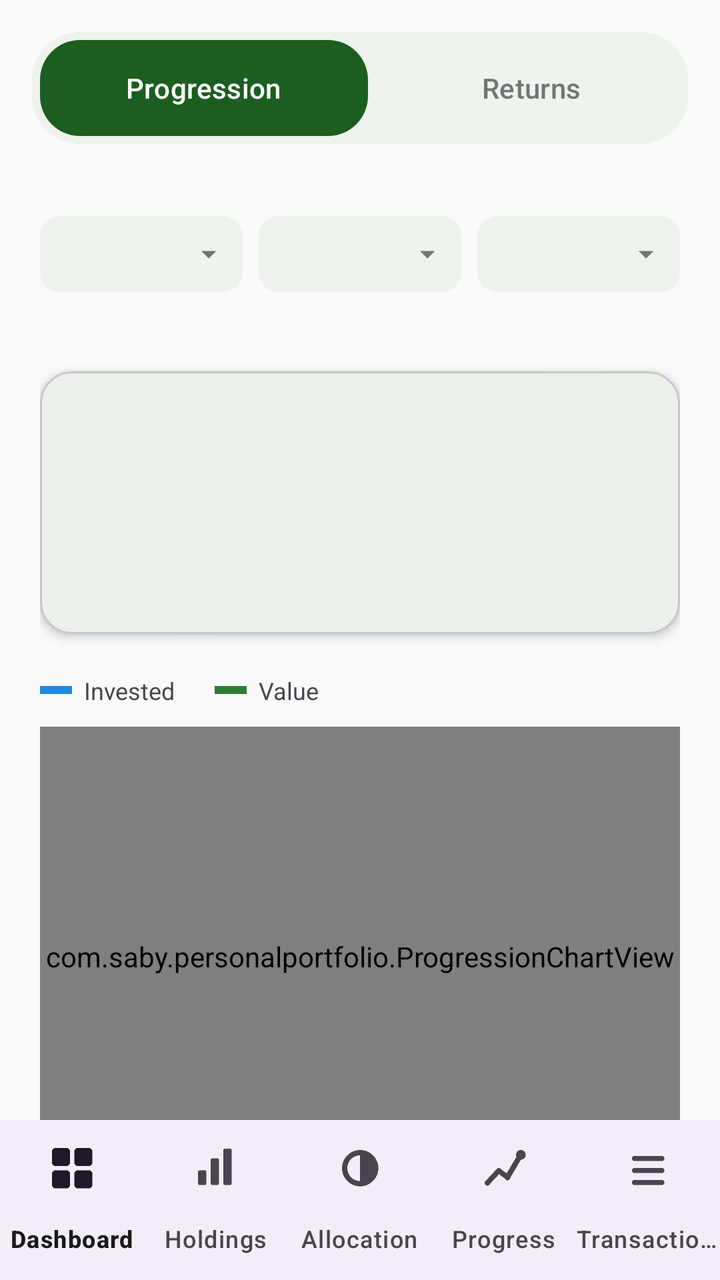
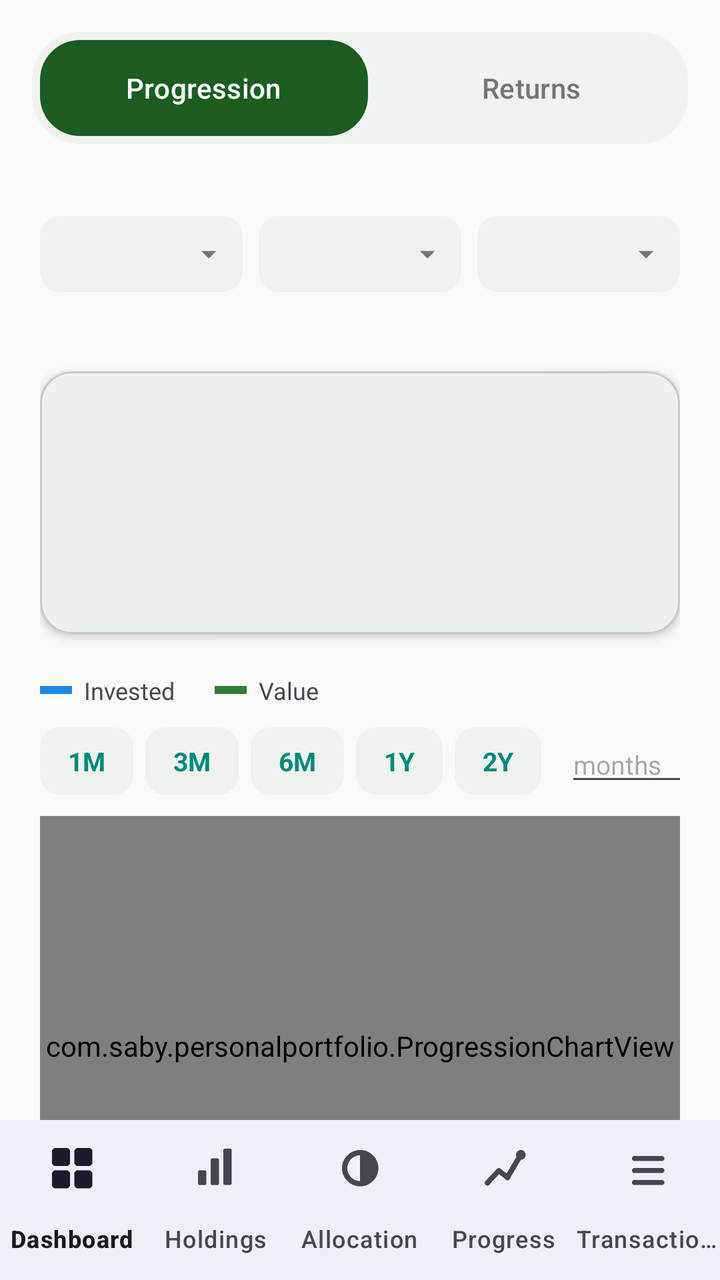

The first picture is an Android layout as it rendered before a commit; the second is the same layout after the commit. The layout source and the unified diff follow.
<!-- AndroidManifest.xml: application theme Theme.PersonalPortfolio -->
<!-- res/layout/activity_progression.xml -->
<?xml version="1.0" encoding="utf-8"?>
<LinearLayout xmlns:android="http://schemas.android.com/apk/res/android"
    xmlns:app="http://schemas.android.com/apk/res-auto"
    android:layout_width="match_parent"
    android:layout_height="match_parent"
    android:orientation="vertical">

    
    <com.google.android.material.tabs.TabLayout
        android:id="@+id/progressionSectionTabLayout"
        android:layout_width="match_parent"
        android:layout_height="wrap_content"
        android:layout_margin="16dp"
        android:layout_marginBottom="0dp"
        android:background="@drawable/tab_bar_background"
        android:padding="4dp"
        app:tabBackground="@android:color/transparent"
        app:tabIndicator="@drawable/tab_indicator_pill"
        app:tabIndicatorAnimationMode="elastic"
        app:tabIndicatorFullWidth="true"
        app:tabIndicatorGravity="stretch"
        app:tabIndicatorColor="@color/colorPrimary"
        app:tabRippleColor="@null"
        app:tabPaddingTop="6dp"
        app:tabPaddingBottom="6dp"
        app:tabTextColor="@color/colorNeutral"
        app:tabSelectedTextColor="@color/colorOnPrimary"
        app:tabMode="fixed"
        app:tabGravity="fill">

        <com.google.android.material.tabs.TabItem
            android:layout_width="wrap_content"
            android:layout_height="wrap_content"
            android:text="Progression" />

        <com.google.android.material.tabs.TabItem
            android:layout_width="wrap_content"
            android:layout_height="wrap_content"
            android:text="Returns" />

    </com.google.android.material.tabs.TabLayout>

    <androidx.core.widget.NestedScrollView
        android:layout_width="match_parent"
        android:layout_height="0dp"
        android:layout_weight="1"
        android:fillViewport="true">

        <LinearLayout
            android:layout_width="match_parent"
            android:layout_height="wrap_content"
            android:orientation="vertical"
            android:padding="20dp">

            
            <LinearLayout
                android:layout_width="match_parent"
                android:layout_height="wrap_content"
                android:orientation="horizontal">

                <TextView
                    android:id="@+id/progressionMemberTab"
                    style="@style/ProgressionDropdownTab"
                    android:layout_width="0dp"
                    android:layout_weight="1" />

                <TextView
                    android:id="@+id/progressionAxisTab"
                    style="@style/ProgressionDropdownTab"
                    android:layout_width="0dp"
                    android:layout_weight="1"
                    android:layout_marginStart="8dp" />

                <TextView
                    android:id="@+id/progressionCurrencyTab"
                    style="@style/ProgressionDropdownTab"
                    android:layout_width="0dp"
                    android:layout_weight="1"
                    android:layout_marginStart="8dp" />

            </LinearLayout>

            <TextView
                android:id="@+id/progressionStatusText"
                android:layout_width="match_parent"
                android:layout_height="wrap_content"
                android:layout_marginTop="10dp"
                android:textSize="13sp"
                android:textColor="@color/colorNeutral" />

            
            <include
                android:id="@+id/progressionStatsCard"
                layout="@layout/include_stats_card"
                android:layout_width="match_parent"
                android:layout_height="wrap_content"
                android:layout_marginTop="12dp" />

            
            <LinearLayout
                android:layout_width="match_parent"
                android:layout_height="wrap_content"
                android:layout_marginTop="20dp"
                android:orientation="horizontal"
                android:gravity="center_vertical">

                <View
                    android:layout_width="16dp"
                    android:layout_height="4dp"
                    android:background="@color/colorProgressionInvested" />

                <TextView
                    android:layout_width="wrap_content"
                    android:layout_height="wrap_content"
                    android:layout_marginStart="6dp"
                    android:text="Invested"
                    android:textSize="12sp" />

                <View
                    android:layout_width="16dp"
                    android:layout_height="4dp"
                    android:layout_marginStart="20dp"
                    android:background="@color/colorGain" />

                <TextView
                    android:layout_width="wrap_content"
                    android:layout_height="wrap_content"
                    android:layout_marginStart="6dp"
                    android:text="Value"
                    android:textSize="12sp" />

                <TextView
                    android:id="@+id/progressionResetZoomButton"
                    android:layout_width="0dp"
                    android:layout_height="wrap_content"
                    android:layout_weight="1"
                    android:gravity="end"
                    android:text="Reset zoom ↺"
                    android:textSize="12sp"
                    android:textStyle="bold"
                    android:textColor="?attr/colorPrimary"
                    android:padding="4dp"
                    android:visibility="gone"
                    android:background="?attr/selectableItemBackground" />

            </LinearLayout>

            <com.saby.personalportfolio.ProgressionChartView
                android:id="@+id/progressionChart"
                android:layout_width="match_parent"
                android:layout_height="230dp"
                android:layout_marginTop="10dp" />

            <TextView
                android:layout_width="match_parent"
                android:layout_height="wrap_content"
                android:layout_marginTop="4dp"
                android:text="Pinch to zoom (past ~6 months shows real daily detail) · drag to pan once zoomed · double-tap to reset"
                android:textSize="11sp"
                android:gravity="center"
                android:textColor="@color/colorNeutral" />

            
            <SeekBar
                android:id="@+id/progressionSeekBar"
                android:layout_width="match_parent"
                android:layout_height="wrap_content"
                android:layout_marginTop="4dp"
                android:paddingTop="10dp"
                android:paddingBottom="10dp"
                android:progressDrawable="@drawable/progression_seekbar_track"
                android:thumb="@drawable/progression_seekbar_thumb"
                android:splitTrack="false" />

        </LinearLayout>

    </androidx.core.widget.NestedScrollView>

    <com.google.android.material.bottomnavigation.BottomNavigationView
        android:id="@+id/bottomNav"
        android:layout_width="match_parent"
        android:layout_height="wrap_content"
        app:menu="@menu/bottom_nav_menu"
        app:labelVisibilityMode="labeled" />

</LinearLayout>
<!-- res/layout/include_stats_card.xml (included above) -->
<?xml version="1.0" encoding="utf-8"?>
<com.google.android.material.card.MaterialCardView xmlns:android="http://schemas.android.com/apk/res/android"
    xmlns:app="http://schemas.android.com/apk/res-auto"
    android:layout_width="match_parent"
    android:layout_height="wrap_content"
    app:cardCornerRadius="16dp"
    app:cardElevation="3dp">

    <LinearLayout
        android:layout_width="match_parent"
        android:layout_height="wrap_content"
        android:orientation="vertical"
        android:padding="20dp">

        <TextView
            android:id="@+id/statsCardDate"
            android:layout_width="match_parent"
            android:layout_height="wrap_content"
            android:textSize="14sp"
            android:textColor="@color/colorNeutral"
            android:textStyle="bold"
            android:visibility="gone" />

        <TextView
            android:id="@+id/statsCardValue"
            android:layout_width="match_parent"
            android:layout_height="wrap_content"
            android:layout_marginTop="4dp"
            android:textSize="28sp"
            android:textStyle="bold" />

        <TextView
            android:id="@+id/statsCardGain"
            android:layout_width="match_parent"
            android:layout_height="wrap_content"
            android:layout_marginTop="8dp"
            android:textSize="15sp"
            android:textStyle="bold" />

        
        <LinearLayout
            android:id="@+id/statsCardPeriodGainsRow"
            android:layout_width="match_parent"
            android:layout_height="wrap_content"
            android:layout_marginTop="10dp"
            android:orientation="horizontal"
            android:visibility="gone">

            <LinearLayout
                android:id="@+id/statsCardPeriodGainDayChip"
                android:layout_width="0dp"
                android:layout_height="wrap_content"
                android:layout_weight="1"
                android:layout_marginEnd="6dp"
                android:orientation="vertical"
                android:gravity="center"
                android:padding="8dp"
                android:background="@drawable/bg_period_gain_chip"
                android:clickable="true"
                android:focusable="true">

                <TextView
                    android:layout_width="wrap_content"
                    android:layout_height="wrap_content"
                    android:text="Day"
                    android:textSize="11sp"
                    android:textColor="@color/colorNeutral" />

                <TextView
                    android:id="@+id/statsCardPeriodGainDayAmount"
                    android:layout_width="wrap_content"
                    android:layout_height="wrap_content"
                    android:layout_marginTop="2dp"
                    android:textSize="13sp"
                    android:textStyle="bold" />

                <TextView
                    android:id="@+id/statsCardPeriodGainDayPercent"
                    android:layout_width="wrap_content"
                    android:layout_height="wrap_content"
                    android:textSize="11sp" />

            </LinearLayout>

            <LinearLayout
                android:id="@+id/statsCardPeriodGainYearChip"
                android:layout_width="0dp"
                android:layout_height="wrap_content"
                android:layout_weight="1"
                android:layout_marginEnd="6dp"
                android:orientation="vertical"
                android:gravity="center"
                android:padding="8dp"
                android:background="@drawable/bg_period_gain_chip"
                android:clickable="true"
                android:focusable="true">

                <TextView
                    android:layout_width="wrap_content"
                    android:layout_height="wrap_content"
                    android:text="1 year"
                    android:textSize="11sp"
                    android:textColor="@color/colorNeutral" />

                <TextView
                    android:id="@+id/statsCardPeriodGainYearAmount"
                    android:layout_width="wrap_content"
                    android:layout_height="wrap_content"
                    android:layout_marginTop="2dp"
                    android:textSize="13sp"
                    android:textStyle="bold" />

                <TextView
                    android:id="@+id/statsCardPeriodGainYearPercent"
                    android:layout_width="wrap_content"
                    android:layout_height="wrap_content"
                    android:textSize="11sp" />

            </LinearLayout>

            <LinearLayout
                android:id="@+id/statsCardPeriodGainCalendarYearChip"
                android:layout_width="0dp"
                android:layout_height="wrap_content"
                android:layout_weight="1"
                android:orientation="vertical"
                android:gravity="center"
                android:padding="8dp"
                android:background="@drawable/bg_period_gain_chip"
                android:clickable="true"
                android:focusable="true">

                <TextView
                    android:layout_width="wrap_content"
                    android:layout_height="wrap_content"
                    android:text="Calendar year"
                    android:textSize="11sp"
                    android:textColor="@color/colorNeutral" />

                <TextView
                    android:id="@+id/statsCardPeriodGainCalendarYearAmount"
                    android:layout_width="wrap_content"
                    android:layout_height="wrap_content"
                    android:layout_marginTop="2dp"
                    android:textSize="13sp"
                    android:textStyle="bold" />

                <TextView
                    android:id="@+id/statsCardPeriodGainCalendarYearPercent"
                    android:layout_width="wrap_content"
                    android:layout_height="wrap_content"
                    android:textSize="11sp" />

            </LinearLayout>

        </LinearLayout>

        <TextView
            android:id="@+id/statsCardInvested"
            android:layout_width="match_parent"
            android:layout_height="wrap_content"
            android:layout_marginTop="12dp"
            android:textSize="13sp"
            android:textColor="@color/colorNeutral"
            android:visibility="gone" />

        <TextView
            android:id="@+id/statsCardXirr"
            android:layout_width="match_parent"
            android:layout_height="wrap_content"
            android:layout_marginTop="4dp"
            android:textSize="13sp"
            android:textColor="@color/colorNeutral" />

        <TextView
            android:id="@+id/statsCardCount"
            android:layout_width="match_parent"
            android:layout_height="wrap_content"
            android:layout_marginTop="10dp"
            android:textSize="12sp"
            android:textColor="@color/colorNeutral"
            android:visibility="gone" />

    </LinearLayout>

</com.google.android.material.card.MaterialCardView>
<!-- resources referenced by this layout -->
<resources>
  <color name="colorGain">#2E7D32</color>
  <color name="colorNeutral">#757575</color>
  <color name="colorOnPrimary">#FFFFFF</color>
  <color name="colorPrimary">#1B5E20</color>
  <color name="colorProgressionInvested">#1E88E5</color>
  <!-- drawable bg_period_gain_chip (drawable) -->
  <?xml version="1.0" encoding="utf-8"?>
  <shape xmlns:android="http://schemas.android.com/apk/res/android"
      android:shape="rectangle">
      <corners android:radius="10dp" />
      <solid android:color="@color/colorNeutralBg" />
  </shape>
  <!-- drawable progression_seekbar_thumb (drawable) -->
  <?xml version="1.0" encoding="utf-8"?>
  <shape xmlns:android="http://schemas.android.com/apk/res/android"
      android:shape="oval">
      <solid android:color="@color/colorPrimary" />
      <size android:width="30dp" android:height="30dp" />
      <stroke android:width="4dp" android:color="@color/colorSurface" />
  </shape>
  <!-- drawable tab_bar_background (drawable) -->
  <?xml version="1.0" encoding="utf-8"?>
  <shape xmlns:android="http://schemas.android.com/apk/res/android"
      android:shape="rectangle">
      <solid android:color="@color/colorSurfaceVariant" />
      <corners android:radius="24dp" />
  </shape>
  <!-- drawable tab_indicator_pill (drawable) -->
  <?xml version="1.0" encoding="utf-8"?>
  <shape xmlns:android="http://schemas.android.com/apk/res/android"
      android:shape="rectangle">
      <solid android:color="@color/colorPrimary" />
      <corners android:radius="20dp" />
  </shape>
  <color name="colorNeutralBg">#EDEDED</color>
  <color name="colorSurface">#FFFFFF</color>
  <color name="colorSurfaceVariant">#EEF3EE</color>
  <!-- drawable dropdown_tab_background (drawable) -->
  <?xml version="1.0" encoding="utf-8"?>
  <shape xmlns:android="http://schemas.android.com/apk/res/android"
      android:shape="rectangle">
      <solid android:color="@color/colorSurfaceVariant" />
      <corners android:radius="10dp" />
  </shape>
  <color name="colorOnSurface">#1A1A1A</color>
  <!-- drawable ic_dropdown_caret (drawable) -->
  <vector xmlns:android="http://schemas.android.com/apk/res/android"
      android:width="18dp"
      android:height="18dp"
      android:viewportWidth="24"
      android:viewportHeight="24">
      <path
          android:fillColor="#757575"
          android:pathData="M7,10l5,5 5,-5z" />
  </vector>
  <color name="colorPrimaryVariant">#0D3B12</color>
  <color name="colorSecondary">#00897B</color>
  <color name="colorOnSecondary">#FFFFFF</color>
  <color name="colorBackground">#FAFAFA</color>
  <color name="colorOnBackground">#1A1A1A</color>
  <!-- unchanged entries left out for length: 3 -->
</resources>

<!-- the commit's change to res/layout/activity_progression.xml (unified diff, before → after) -->
@@ -145,6 +145,76 @@
 
             </LinearLayout>
 
+            
+            <HorizontalScrollView
+                android:layout_width="match_parent"
+                android:layout_height="wrap_content"
+                android:layout_marginTop="10dp"
+                android:scrollbars="none">
+
+                <LinearLayout
+                    android:layout_width="wrap_content"
+                    android:layout_height="wrap_content"
+                    android:orientation="horizontal"
+                    android:gravity="center_vertical">
+
+                    <TextView
+                        android:id="@+id/progressionZoom1M"
+                        style="@style/ActionChip"
+                        android:layout_width="wrap_content"
+                        android:layout_marginEnd="6dp"
+                        android:text="1M" />
+
+                    <TextView
+                        android:id="@+id/progressionZoom3M"
+                        style="@style/ActionChip"
+                        android:layout_width="wrap_content"
+                        android:layout_marginEnd="6dp"
+                        android:text="3M" />
+
+                    <TextView
+                        android:id="@+id/progressionZoom6M"
+                        style="@style/ActionChip"
+                        android:layout_width="wrap_content"
+                        android:layout_marginEnd="6dp"
+                        android:text="6M" />
+
+                    <TextView
+                        android:id="@+id/progressionZoom1Y"
+                        style="@style/ActionChip"
+                        android:layout_width="wrap_content"
+                        android:layout_marginEnd="6dp"
+                        android:text="1Y" />
+
+                    <TextView
+                        android:id="@+id/progressionZoom2Y"
+                        style="@style/ActionChip"
+                        android:layout_width="wrap_content"
+                        android:layout_marginEnd="6dp"
+                        android:text="2Y" />
+
+                    <EditText
+                        android:id="@+id/progressionZoomMonthsInput"
+                        android:layout_width="64dp"
+                        android:layout_height="wrap_content"
+                        android:layout_marginStart="6dp"
+                        android:hint="months"
+                        android:textSize="13sp"
+                        android:inputType="number"
+                        android:maxLength="3"
+                        android:imeOptions="actionGo"
+                        android:singleLine="true" />
+
+                    <TextView
+                        android:id="@+id/progressionZoomCustomGo"
+                        style="@style/ActionChip"
+                        android:layout_width="wrap_content"
+                        android:layout_marginStart="6dp"
+                        android:text="Zoom" />
+
+                </LinearLayout>
+            </HorizontalScrollView>
+
             <com.saby.personalportfolio.ProgressionChartView
                 android:id="@+id/progressionChart"
                 android:layout_width="match_parent"
@@ -155,7 +225,7 @@
                 android:layout_width="match_parent"
                 android:layout_height="wrap_content"
                 android:layout_marginTop="4dp"
-                android:text="Pinch to zoom (past ~6 months shows real daily detail) · drag to pan once zoomed · double-tap to reset"
+                android:text="Tap a range above or pinch to zoom · drag the chart to scroll through time once zoomed · double-tap to reset"
                 android:textSize="11sp"
                 android:gravity="center"
                 android:textColor="@color/colorNeutral" />
<!-- resource entries referenced after the edit -->
@@ -34,6 +34,20 @@
       <solid android:color="@color/colorPrimary" />
       <corners android:radius="20dp" />
   </shape>
+  <style name="ActionChip">
+          <item name="android:layout_height">wrap_content</item>
+          <item name="android:paddingStart">14dp</item>
+          <item name="android:paddingEnd">14dp</item>
+          <item name="android:paddingTop">8dp</item>
+          <item name="android:paddingBottom">8dp</item>
+          <item name="android:background">@drawable/dropdown_tab_background</item>
+          <item name="android:textSize">13sp</item>
+          <item name="android:textStyle">bold</item>
+          <item name="android:textColor">@color/colorSecondary</item>
+          <item name="android:gravity">center</item>
+          <item name="android:clickable">true</item>
+          <item name="android:focusable">true</item>
+      </style>
   <color name="colorNeutralBg">#EDEDED</color>
   <color name="colorSurface">#FFFFFF</color>
   <color name="colorSurfaceVariant">#EEF3EE</color>
